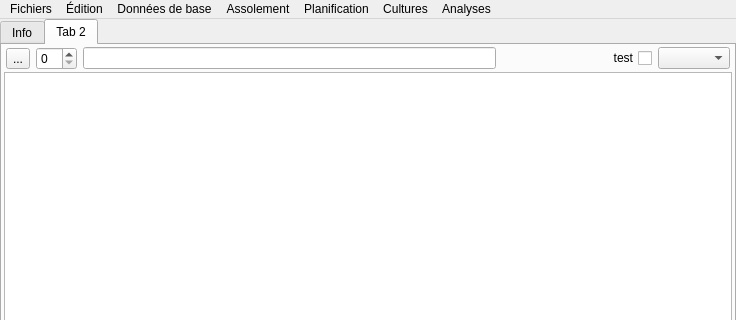
Old version of the form mainwindow.ui in the repository marcpley/potaleger; both pictures show x 0 to 736 and y 0 to 320 of the 736 by 477 pixel window.
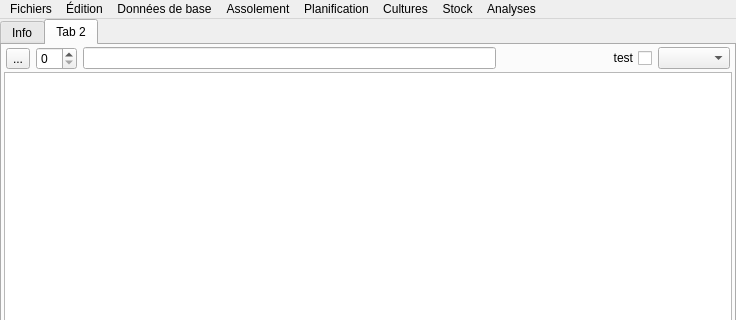
New version of the form. Icons and pictures are not drawn.

Diff of the .ui file:
```diff
--- a/mainwindow.ui
+++ b/mainwindow.ui
@@ -478,12 +478,21 @@
     <addaction name="mImporter"/>
     <addaction name="mExporter"/>
    </widget>
+   <widget class="QMenu" name="mStock">
+    <property name="title">
+     <string>Stock</string>
+    </property>
+    <addaction name="mDestinations"/>
+    <addaction name="mEsSaisieSorties"/>
+    <addaction name="mInventaire"/>
+   </widget>
    <addaction name="mFichiers"/>
    <addaction name="mEdition"/>
    <addaction name="mBaseData"/>
    <addaction name="mAssolement"/>
    <addaction name="mPlanif"/>
    <addaction name="mCultures"/>
+   <addaction name="mStock"/>
    <addaction name="mAnalyses"/>
   </widget>
   <action name="mSelecDB">
```
Left out of the diff: 35 changed lines with no effect on the pictures.
